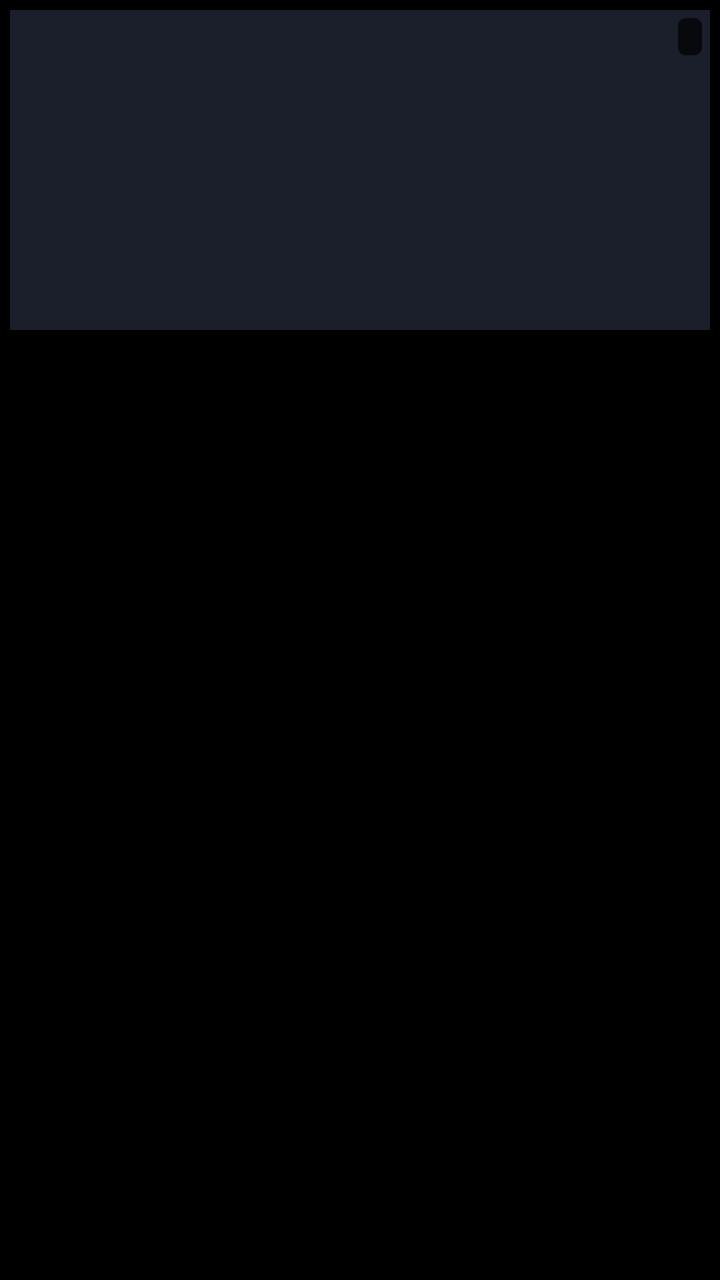
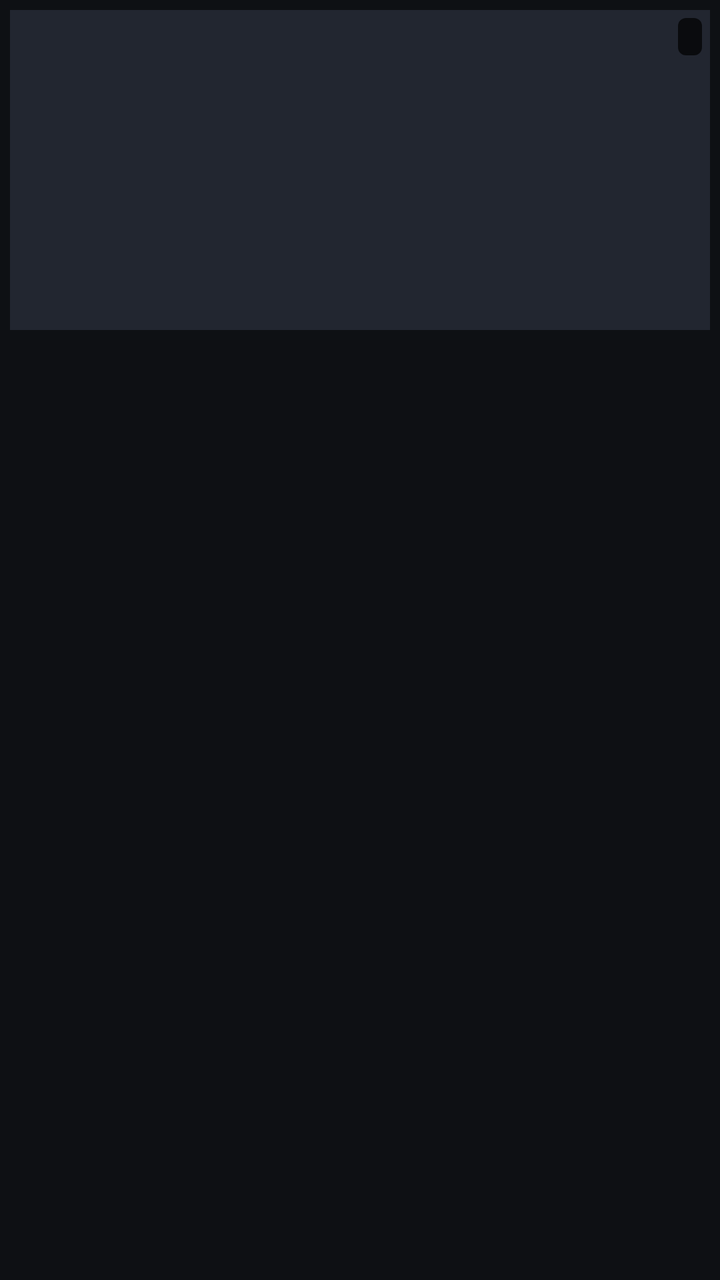

Two renders of the same Android screen: before a commit and after it. Below are the layout's source before the change and the commit's diff.
<!-- AndroidManifest.xml: application theme AppTheme -->
<!-- res/layout/item_poster.xml -->
<?xml version="1.0" encoding="utf-8"?>
<LinearLayout xmlns:android="http://schemas.android.com/apk/res/android"
    android:layout_width="match_parent"
    android:layout_height="wrap_content"
    android:layout_margin="5dp"
    android:background="@drawable/item_bg"
    android:focusable="true"
    android:orientation="vertical"
    android:padding="5dp">

    <FrameLayout
        android:layout_width="match_parent"
        android:layout_height="160dp"
        android:background="#1A1F2B">

        <TextView
            android:id="@+id/posterFallback"
            android:layout_width="match_parent"
            android:layout_height="match_parent"
            android:gravity="center"
            android:padding="6dp"
            android:textColor="#80FFFFFF"
            android:textSize="13sp" />

        <ImageView
            android:id="@+id/poster"
            android:layout_width="match_parent"
            android:layout_height="match_parent"
            android:scaleType="centerCrop" />

        <TextView
            android:id="@+id/badge"
            android:layout_width="wrap_content"
            android:layout_height="wrap_content"
            android:layout_gravity="top|end"
            android:layout_margin="4dp"
            android:background="@drawable/label_bg"
            android:paddingHorizontal="6dp"
            android:paddingVertical="2dp"
            android:textColor="#FFD54F"
            android:textSize="11sp" />

        <ProgressBar
            android:id="@+id/resumeBar"
            style="@android:style/Widget.ProgressBar.Horizontal"
            android:layout_width="match_parent"
            android:layout_height="4dp"
            android:layout_gravity="bottom"
            android:max="1000"
            android:progressDrawable="@drawable/progress"
            android:visibility="gone" />
    </FrameLayout>

    <TextView
        android:id="@+id/posterTitle"
        android:layout_width="match_parent"
        android:layout_height="wrap_content"
        android:layout_marginTop="4dp"
        android:ellipsize="end"
        android:lines="2"
        android:textColor="#FFF"
        android:textSize="13sp" />
</LinearLayout>
<!-- resources referenced by this layout -->
<resources>
  <!-- drawable item_bg (drawable) -->
  <?xml version="1.0" encoding="utf-8"?>
  <selector xmlns:android="http://schemas.android.com/apk/res/android">
      <item android:state_focused="true">
          <shape><solid android:color="#3D7BFF" /><corners android:radius="6dp" /></shape>
      </item>
      <item android:state_activated="true">
          <shape><solid android:color="#33FFFFFF" /><corners android:radius="6dp" /></shape>
      </item>
      <item><shape><solid android:color="#00000000" /></shape></item>
  </selector>
  <!-- drawable progress (drawable) -->
  <?xml version="1.0" encoding="utf-8"?>
  <layer-list xmlns:android="http://schemas.android.com/apk/res/android">
      <item android:id="@android:id/background">
          <shape><solid android:color="#40FFFFFF" /><corners android:radius="2dp" /></shape>
      </item>
      <item android:id="@android:id/progress">
          <clip><shape><solid android:color="#3D7BFF" /><corners android:radius="2dp" /></shape></clip>
      </item>
  </layer-list>
  <style name="AppTheme" parent="android:Theme.Material.NoActionBar.Fullscreen">
          <item name="android:windowBackground">@android:color/black</item>
          <item name="android:colorAccent">#3D7BFF</item>
          <item name="android:colorPrimary">#3D7BFF</item>
      </style>
  <!-- unchanged entries left out for length: 1 -->
</resources>

<!-- the commit's change to res/layout/item_poster.xml (unified diff, before → after) -->
@@ -11,7 +11,7 @@
     <FrameLayout
         android:layout_width="match_parent"
         android:layout_height="160dp"
-        android:background="#1A1F2B">
+        android:background="@color/surface2">
 
         <TextView
             android:id="@+id/posterFallback"
@@ -19,7 +19,7 @@
             android:layout_height="match_parent"
             android:gravity="center"
             android:padding="6dp"
-            android:textColor="#80FFFFFF"
+            android:textColor="@color/text3"
             android:textSize="13sp" />
 
         <ImageView
@@ -58,6 +58,6 @@
         android:layout_marginTop="4dp"
         android:ellipsize="end"
         android:lines="2"
-        android:textColor="#FFF"
+        android:textColor="@color/text"
         android:textSize="13sp" />
 </LinearLayout>
<!-- resource entries referenced after the edit -->
@@ -1,30 +1,76 @@
 <!-- resources referenced by this layout -->
 <resources>
+  <color name="surface2">#222630</color>
+  <color name="text">#F2F4F8</color>
+  <color name="text3">#8C94A3</color>
   <!-- drawable item_bg (drawable) -->
   <?xml version="1.0" encoding="utf-8"?>
   <selector xmlns:android="http://schemas.android.com/apk/res/android">
       <item android:state_focused="true">
-          <shape><solid android:color="#3D7BFF" /><corners android:radius="6dp" /></shape>
+          <shape><solid android:color="@color/accentDark" /><corners android:radius="10dp" /></shape>
+      </item>
+      <item android:state_pressed="true">
+          <shape><solid android:color="@color/accentDark" /><corners android:radius="10dp" /></shape>
       </item>
       <item android:state_activated="true">
-          <shape><solid android:color="#33FFFFFF" /><corners android:radius="6dp" /></shape>
+          <shape><solid android:color="@color/surface2" /><corners android:radius="10dp" /></shape>
       </item>
-      <item><shape><solid android:color="#00000000" /></shape></item>
+      <item><shape><solid android:color="#00000000" /><corners android:radius="10dp" /></shape></item>
   </selector>
   <!-- drawable progress (drawable) -->
   <?xml version="1.0" encoding="utf-8"?>
   <layer-list xmlns:android="http://schemas.android.com/apk/res/android">
       <item android:id="@android:id/background">
-          <shape><solid android:color="#40FFFFFF" /><corners android:radius="2dp" /></shape>
+          <shape><solid android:color="#33FFFFFF" /><corners android:radius="3dp" /></shape>
       </item>
       <item android:id="@android:id/progress">
-          <clip><shape><solid android:color="#3D7BFF" /><corners android:radius="2dp" /></shape></clip>
+          <clip><shape><solid android:color="@color/accent" /><corners android:radius="3dp" /></shape></clip>
       </item>
   </layer-list>
   <style name="AppTheme" parent="android:Theme.Material.NoActionBar.Fullscreen">
-          <item name="android:windowBackground">@android:color/black</item>
-          <item name="android:colorAccent">#3D7BFF</item>
-          <item name="android:colorPrimary">#3D7BFF</item>
+          <item name="android:windowBackground">@color/bg</item>
+          <item name="android:colorAccent">@color/accent</item>
+          <item name="android:colorPrimary">@color/accent</item>
+          <item name="android:colorControlActivated">@color/accent</item>
+          <item name="android:textColorPrimary">@color/text</item>
+          <item name="android:textColorSecondary">@color/text2</item>
+          <item name="android:alertDialogTheme">@style/PintoDialog</item>
+          <item name="android:dialogTheme">@style/PintoDialog</item>
+      </style>
+  <color name="accentDark">#2F6FED</color>
+  <color name="accent">#4C8DFF</color>
+  <color name="bg">#0E1014</color>
+  <color name="text2">#C2C8D4</color>
+  <style name="PintoDialog" parent="android:Theme.Material.Dialog.Alert">
+          <item name="android:windowBackground">@drawable/dialog_bg</item>
+          <item name="android:colorAccent">@color/accent</item>
+          <item name="android:colorControlActivated">@color/accent</item>
+          <item name="android:textColorPrimary">@color/text</item>
+          <item name="android:textColorSecondary">@color/text2</item>
+          <item name="android:textColorAlertDialogListItem">@color/text</item>
+          <item name="android:colorBackground">@color/surface</item>
+          <item name="android:listSelector">@drawable/item_bg</item>
+          <item name="android:buttonBarButtonStyle">@style/PintoDialogButton</item>
+          <item name="android:windowMinWidthMajor">55%</item>
+          <item name="android:windowMinWidthMinor">80%</item>
+      </style>
+  <!-- drawable dialog_bg (drawable) -->
+  <?xml version="1.0" encoding="utf-8"?>
+  <inset xmlns:android="http://schemas.android.com/apk/res/android" android:inset="16dp">
+      <shape>
+          <solid android:color="@color/surface" />
+          <corners android:radius="18dp" />
+          <stroke android:width="1dp" android:color="#1FFFFFFF" />
+      </shape>
+  </inset>
+  <color name="surface">#181B22</color>
+  <style name="PintoDialogButton" parent="android:Widget.Material.Button.Borderless.Colored">
+          <item name="android:textColor">@color/accent</item>
+          <item name="android:textAllCaps">false</item>
+          <item name="android:textSize">16sp</item>
+          <item name="android:background">@drawable/item_bg</item>
+          <item name="android:paddingStart">18dp</item>
+          <item name="android:paddingEnd">18dp</item>
       </style>
   <!-- unchanged entries left out for length: 1 -->
 </resources>
